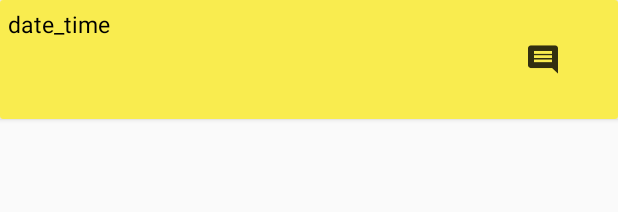
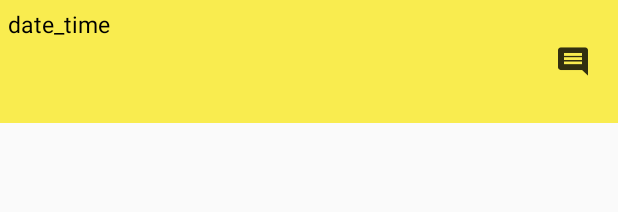
Before and after one commit to LeothosThoren/Mood_Tracker, an Android app: the layout item_history.xml on its own in the app's theme, with its tools: preview values and no code run, on a phone screen of 412 x 824 dp. Shown: the top 212 px of the screen. Run offline under Robolectric (Android 15) with nearby library versions, the phone set to English and light mode, and no system bars.

Commit message:
Big refactorization layout, controler and model files

```diff
--- a/app/src/main/java/com/leothosthoren/moodtracker/model/ListMoodItem.java
+++ b/app/src/main/java/com/leothosthoren/moodtracker/model/ListMoodItem.java
@@ -1,5 +1,7 @@
 package com.leothosthoren.moodtracker.model;
 
+
+import com.leothosthoren.moodtracker.R;
 
 import java.util.Date;
 
--- a/app/src/main/java/com/leothosthoren/moodtracker/view/ListMoodAdapter.java
+++ b/app/src/main/java/com/leothosthoren/moodtracker/view/ListMoodAdapter.java
@@ -15,6 +15,8 @@ import com.leothosthoren.moodtracker.model.ListMoodItem;
 
 import java.util.ArrayList;
 
+import static com.leothosthoren.moodtracker.controler.MainActivity.LIST_COLOR_IMG;
+import static com.leothosthoren.moodtracker.controler.MainActivity.index;
 import static java.text.DateFormat.SECOND_FIELD;
 
 /**
@@ -38,7 +40,7 @@ public class ListMoodAdapter extends RecyclerView.Adapter<ListMoodAdapter.ListMo
     public void onBindViewHolder(ListMoodViewHolder holder, int position) {
         ListMoodItem currentItem = mListMoodItems.get(position);
 
-        holder.mFrameLayout.setBackgroundColor(currentItem.getColor());
+        holder.mFrameLayout.setBackgroundResource(currentItem.getColor());
         holder.mTextView.setText(currentItem.getDate().toString());
         holder.mImageButton.setImageResource(currentItem.getBtnComment());
     }
--- a/app/src/main/res/layout/item_history.xml
+++ b/app/src/main/res/layout/item_history.xml
@@ -1,7 +1,9 @@
 <?xml version="1.0" encoding="utf-8"?>
-<android.support.v7.widget.CardView xmlns:android="http://schemas.android.com/apk/res/android"
+<LinearLayout xmlns:android="http://schemas.android.com/apk/res/android"
     android:layout_width="match_parent"
-    android:layout_height="wrap_content">
+    android:layout_height="wrap_content"
+    android:orientation="vertical"
+    >
 
     <FrameLayout
         android:id="@+id/item_history_layout"
@@ -15,6 +17,7 @@
             android:layout_height="wrap_content"
             android:background="@null"
             android:padding="5dp"
+            android:layout_marginBottom="50dp"
             android:text="date_time"
             android:textColor="#000000"
             android:textSize="15sp" />
@@ -22,17 +25,15 @@
         <ImageButton
             android:id="@+id/item_history_commentBtn"
             android:layout_width="wrap_content"
-            android:layout_height="match_parent"
-            android:layout_gravity="end"
-            android:layout_marginEnd="10dp"
-            android:layout_marginRight="10dp"
+            android:layout_height="wrap_content"
             android:background="@null"
+            android:layout_gravity="end|center_vertical"
+            android:layout_marginEnd="20dp"
+            android:layout_marginRight="20dp"
             android:contentDescription="@string/comment_icon"
-            android:gravity="center"
-            android:padding="30dp"
             android:src="@drawable/ic_comment_black_48px" />
 
     </FrameLayout>
 
 
-</android.support.v7.widget.CardView>
+</LinearLayout>
```
Also changed, not shown: app/src/main/java/com/leothosthoren/moodtracker/controler/HistoryActivity.java (+50 -31 lines), app/src/main/java/com/leothosthoren/moodtracker/controler/MainActivity.java (+15 -12 lines), app/src/main/java/com/leothosthoren/moodtracker/model/MoodDataStorage.java (+9 -10 lines), app/src/main/res/layout/activity_history.xml (+4 -18 lines), 38 other files.
